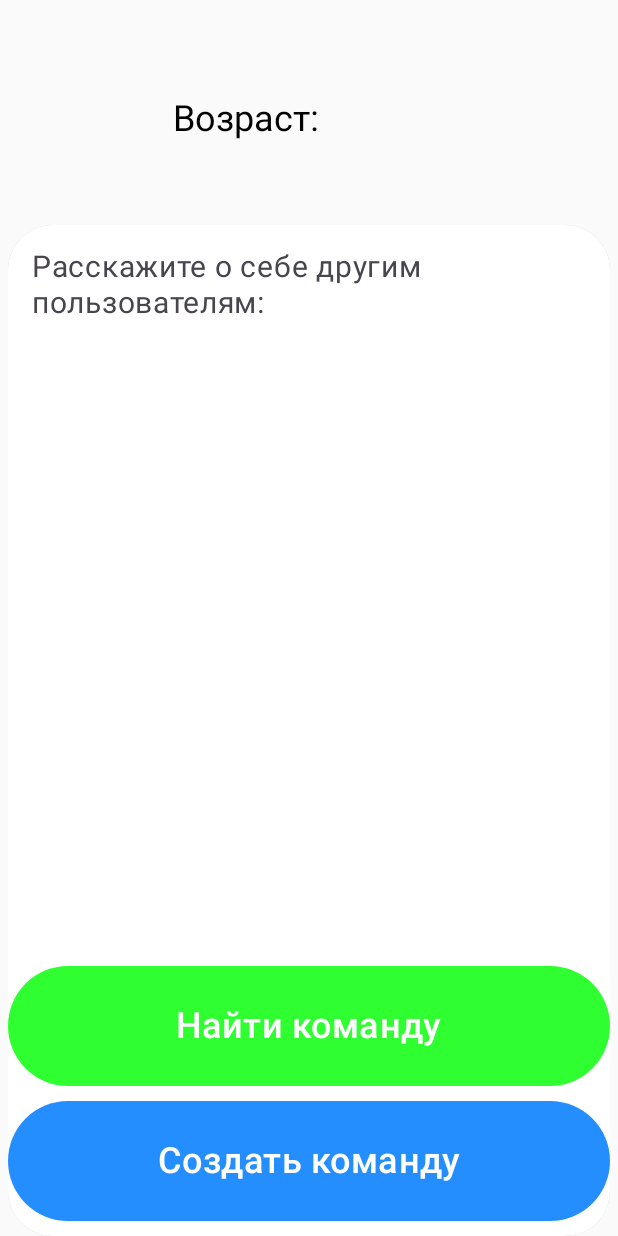
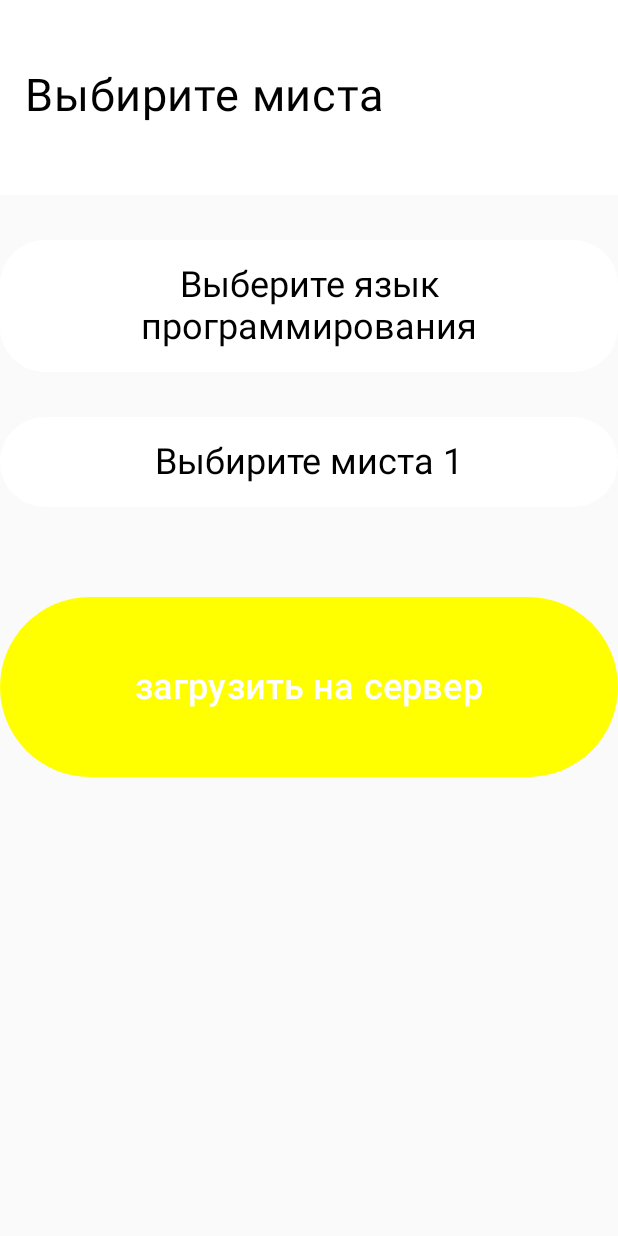
Before and after one commit to ILYAPROKOFEV101/Code-with-Friends, an Android app built with Jetpack Compose: the screen it shows after launch once a user with an empty profile is signed in (Main_menu before the commit, CreativyRoom after it), after a tap on "Создать команду", on a phone screen of 412 x 824 dp. Run offline under Robolectric (Android 15) with nearby library versions, the phone set to English and light mode, and no system bars; our stand-ins replace Firebase (no records; nobody signed in at launch, a user with empty details on screens opened directly); pictures from the network do not load.

Commit message:
пофиксил

```diff
--- a/app/build.gradle
+++ b/app/build.gradle
@@ -61,12 +61,14 @@ dependencies {
     implementation 'androidx.compose.ui:ui-tooling-preview'
     implementation 'androidx.compose.material3:material3'
     implementation platform('androidx.compose:compose-bom:2022.10.00')
+    implementation platform('androidx.compose:compose-bom:2023.03.00')
     testImplementation 'junit:junit:4.13.2'
     androidTestImplementation 'androidx.test.ext:junit:1.1.5'
     androidTestImplementation 'androidx.test.espresso:espresso-core:3.5.1'
     androidTestImplementation platform('androidx.compose:compose-bom:2022.10.00')
     androidTestImplementation 'androidx.compose.ui:ui-test-junit4'
     androidTestImplementation platform('androidx.compose:compose-bom:2022.10.00')
+    androidTestImplementation platform('androidx.compose:compose-bom:2023.03.00')
     debugImplementation 'androidx.compose.ui:ui-tooling'
     debugImplementation 'androidx.compose.ui:ui-test-manifest'
 
--- /dev/null
+++ b/app/src/main/java/com/example/codewithfriends/Activity/theme/CreativyRoom.kt
@@ -0,0 +1,360 @@
+package com.example.codewithfriends.Activity.theme
+
+import android.net.Uri
+import android.os.Bundle
+import androidx.activity.ComponentActivity
+import androidx.activity.compose.setContent
+import androidx.compose.foundation.background
+import androidx.compose.foundation.clickable
+import androidx.compose.foundation.layout.Box
+import androidx.compose.foundation.layout.Column
+import androidx.compose.foundation.layout.Spacer
+import androidx.compose.foundation.layout.fillMaxWidth
+import androidx.compose.foundation.layout.height
+import androidx.compose.foundation.layout.padding
+import androidx.compose.foundation.shape.RoundedCornerShape
+import androidx.compose.foundation.text.KeyboardActions
+import androidx.compose.foundation.text.KeyboardOptions
+import androidx.compose.material.DropdownMenuItem
+import androidx.compose.material3.Button
+import androidx.compose.material3.ButtonDefaults
+import androidx.compose.material3.DropdownMenu
+import androidx.compose.material3.ExperimentalMaterial3Api
+import androidx.compose.material3.Text
+import androidx.compose.material3.TextField
+import androidx.compose.material3.TextFieldDefaults
+import androidx.compose.runtime.Composable
+import androidx.compose.runtime.getValue
+import androidx.compose.runtime.mutableStateOf
+import androidx.compose.runtime.remember
+import androidx.compose.runtime.rememberCoroutineScope
+import androidx.compose.runtime.setValue
+import androidx.compose.ui.Alignment
+import androidx.compose.ui.ExperimentalComposeUiApi
+import androidx.compose.ui.Modifier
+import androidx.compose.ui.draw.clip
+import androidx.compose.ui.graphics.Color
+import androidx.compose.ui.platform.LocalSoftwareKeyboardController
+import androidx.compose.ui.res.stringResource
+import androidx.compose.ui.text.TextStyle
+import androidx.compose.ui.text.input.ImeAction
+import androidx.compose.ui.text.input.KeyboardType
+import androidx.compose.ui.text.style.TextAlign
+import androidx.compose.ui.unit.dp
+import androidx.compose.ui.unit.sp
+import com.example.codewithfriends.R
+import kotlinx.coroutines.launch
+import java.net.URL
+import java.io.BufferedReader
+import java.io.DataOutputStream
+import java.io.InputStreamReader
+
+import kotlinx.coroutines.Dispatchers
+import kotlinx.coroutines.withContext
+import okhttp3.MediaType.Companion.toMediaType
+import okhttp3.OkHttpClient
+import okhttp3.Request
+import okhttp3.RequestBody.Companion.toRequestBody
+import java.io.IOException
+
+class CreativyRoom : ComponentActivity() {
+
+    var text by mutableStateOf("")
+
+    val languages = listOf(
+        "android development",
+        "ios development",
+        "Web development",
+        "Game development",
+        "C++ Software",
+        "Machine learning "
+    )
+    var selectedLanguage = ""
+
+    val places = (2..5).toList()
+
+    var selectedPlace = 1
+    val selectedNumber = 1
+
+
+    data class UserData(
+        val selectedLanguage: String,
+        val places: List<Int>,
+        val text: String,
+        val uniqueId: String
+    )
+
+
+    override fun onCreate(savedInstanceState: Bundle?) {
+        super.onCreate(savedInstanceState)
+        setContent {
+
+            Column {
+
+                Creator()
+
+                Spacer(modifier = Modifier.height(30.dp))
+
+                LanguagePicker()
+
+                Spacer(modifier = Modifier.height(30.dp))
+
+                PlaceInRoomPicker()
+
+                Spacer(modifier = Modifier.height(60.dp))
+
+                WriteDb()
+            }
+
+        }
+
+    }
+
+    @OptIn(ExperimentalComposeUiApi::class, ExperimentalMaterial3Api::class)
+    @Composable
+    fun Creator() {
+        val keyboardController = LocalSoftwareKeyboardController.current
+        var textSize by remember { mutableStateOf(24.sp) } // Состояние для хранения размера текста
+        var show by remember {
+            mutableStateOf(false) }
+
+        var  name by remember {
+            mutableStateOf("")
+        }
+
+
+
+        Box(
+            Modifier
+                .fillMaxWidth()
+                .height(130.dp)
+                .background(Color.White)
+                .padding(top = 30.dp)
+
+        ) {
+
+            TextField(
+
+
+                value = text, // Текущее значение текста в поле
+                onValueChange = {
+                    text = it
+                }, // Обработчик изменения текста, обновляющий переменную "text"
+                textStyle = TextStyle(fontSize = textSize),
+
+
+                colors = TextFieldDefaults.textFieldColors(
+                    focusedIndicatorColor = Color.White, // Цвет индикатора при фокусе на поле (прозрачный - отключает индикатор)
+                    unfocusedIndicatorColor = Color.White, // Цвет индикатора при потере фокуса на поле (прозрачный - отключает индикатор)
+                    disabledIndicatorColor = Color.White, // Цвет индикатора, когда поле неактивно (прозрачный - отключает индикатор)
+                    containerColor = Color.White
+                ),
+
+                label = { // Метка, которая отображается над полем ввода
+
+                    Text(
+                        text = if (!show) stringResource(id = R.string.Nameofroom) else "",
+                        fontSize = 30.sp,
+                        color = Color.Black,
+                        textAlign = TextAlign.Center
+                    )
+
+                },
+
+                keyboardOptions = KeyboardOptions(
+                    imeAction = ImeAction.Done, // Действие на кнопке "Готово" на клавиатуре (закрытие клавиатуры)
+                    keyboardType = KeyboardType.Text // Тип клавиатуры (обычный текст)
+                ),
+
+                keyboardActions = KeyboardActions(
+                    onDone = {
+                        keyboardController?.hide() // Обработчик действия при нажатии на кнопку "Готово" на клавиатуре (скрыть клавиатуру)
+
+                        if (text != "") {
+                            show = !show
+                        }
+
+                    }
+                ),
+            )
+
+        }
+
+
+
+    }
+
+    @Composable
+    fun LanguagePicker() {
+        var expanded by remember { mutableStateOf(false) }
+
+
+
+
+        Box(
+            modifier = Modifier
+                .fillMaxWidth()
+                .clip(RoundedCornerShape(30.dp))
+                .padding()
+                .background(Color.White)
+                .padding(16.dp)
+                .clickable { expanded = true }
+        ) {
+            if (selectedLanguage.isEmpty()) {
+                Text(
+                    text = "Выберите язык программирования",
+                    fontSize = 24.sp,
+                    textAlign = TextAlign.Center, // Здесь задаем выравнивание по центру
+                    color = Color.Black
+                )
+            } else {
+                Text(
+                    text = selectedLanguage,
+                    fontSize = 24.sp,
+                    textAlign = TextAlign.Center, // Здесь задаем выравнивание по центру
+                    color = Color.Black, modifier = Modifier.align(Alignment.Center)
+                )
+            }
+            DropdownMenu(
+                expanded = expanded,
+                onDismissRequest = { expanded = false }, modifier = Modifier
+                    .align(Alignment.Center)
+                    .background(Color.White)
+            ) {
+                languages.forEach { language ->
+                    DropdownMenuItem(onClick = {
+                        selectedLanguage = language
+                        expanded = false
+                    }) {
+                        Text(
+                            text = language,
+                            fontSize = 24.sp,
+                            textAlign = TextAlign.Center,
+                            modifier = Modifier.padding(8.dp)
+                        )
+                    }
+                }
+            }
+        }
+    }
+
+    @Composable
+    fun PlaceInRoomPicker() {
+
+        var expanded by remember { mutableStateOf(false) }
+
+
+
+
+
+        Box(
+            modifier = Modifier
+                .fillMaxWidth()
+                .clip(RoundedCornerShape(30.dp))
+                .padding()
+                .background(Color.White)
+                .padding(16.dp)
+                .clickable { expanded = true }
+        ) {
+            Text(
+                text = if(selectedPlace < 2)stringResource(id = R.string.placeinroom) + " $selectedPlace" else "$selectedPlace",
+                fontSize = 24.sp,
+                textAlign = TextAlign.Center,
+                color = Color.Black, modifier = Modifier.align(Alignment.Center)
+            )
+            DropdownMenu(
+                expanded = expanded,
+                onDismissRequest = { expanded = false },
+                modifier = Modifier
+                    .align(Alignment.Center)
+                    .background(Color.White)
+            ) {
+                places.forEach { place ->
+                    DropdownMenuItem(onClick = {
+                        selectedPlace = place
+                        selectedPlace = place
+                        expanded = false
+                        val selectedNumber = selectedPlace.toString()
+                    }) {
+                        Text(
+                            text = place.toString(),
+                            fontSize = 24.sp,
+                            modifier = Modifier.padding(8.dp)
+                        )
+                    }
+                }
+            }
+        }
+    }
+
+
+    fun generateUniqueId(): String {
+        val characters = ('a'..'z') + ('A'..'Z') + ('0'..'9')
+        return List(10) { characters.random() }.joinToString("")
+    }
+
+    val uniqueId = generateUniqueId()
+
+
+
+    private fun pushData() {
+        val baseUrl = "https://getpost-ilya1.up.railway.app/user"
+        val uriBuilder = Uri.parse(baseUrl).buildUpon()
+            .appendQueryParameter("id", uniqueId)
+            .appendQueryParameter("Lenguage", selectedLanguage)
+            .appendQueryParameter("Placeinroom", selectedPlace.toString()) // Преобразуем число в строку
+            .appendQueryParameter("Roomname", text)
+            .build()
+
+
+        val url = uriBuilder.toString()
+
+        val client = OkHttpClient()
+        val mediaType = "application/x-www-form-urlencoded".toMediaType()
+
+        val requestBody = "".toRequestBody(mediaType)
+
+        val request = Request.Builder()
+            .url(url)
+            .post(requestBody)
+            .build()
+
+        client.newCall(request).enqueue(object : okhttp3.Callback {
+            override fun onResponse(call: okhttp3.Call, response: okhttp3.Response) {
+                if (response.isSuccessful) {
+                    // Обработка успешного ответа сервера
+                }
+            }
+
+            override fun onFailure(call: okhttp3.Call, e: IOException) {
+                e.printStackTrace()
+            }
+        })
+    }
+
+
+
+
+
+    @Composable
+    fun WriteDb(){
+        val coroutineScope = rememberCoroutineScope()
+        Button(onClick = {
+
+            coroutineScope.launch {
+                pushData()
+            }
+
+        },modifier = Modifier
+            .fillMaxWidth()
+            .height(120.dp)
+            .clip(RoundedCornerShape(20.dp))
+            ,colors = ButtonDefaults.buttonColors(Color.Yellow),) {
+            Text(text = "загрузить на сервер",fontSize = 24.sp)
+        }
+
+
+
+    }
+
+}
--- a/app/src/main/java/com/example/codewithfriends/ui/theme/Main_menu.kt
+++ b/app/src/main/java/com/example/codewithfriends/ui/theme/Main_menu.kt
@@ -44,6 +44,7 @@ import androidx.compose.ui.text.TextStyle
 import androidx.compose.ui.text.input.ImeAction
 import androidx.compose.ui.text.input.KeyboardType
 import androidx.compose.ui.unit.sp
+import com.example.codewithfriends.Activity.theme.CreativyRoom
 import com.example.codewithfriends.R
 import com.example.codewithfriends.Activity.theme.Roomcreator
 
@@ -216,7 +217,7 @@ class Main_menu : ComponentActivity() {
 
                     Button( colors = ButtonDefaults.buttonColors(joinroom),
                         onClick = {
-                            val intent = Intent(this@Main_menu, Roomcreator::class.java)
+                            val intent = Intent(this@Main_menu, CreativyRoom::class.java)
                             startActivity(intent)
                                   },
                         modifier = Modifier
--- a/app/src/main/res/values/strings.xml
+++ b/app/src/main/res/values/strings.xml
@@ -70,4 +70,5 @@
     <string name="title_activity_tester">Tester</string>
     <string name="title_activity_data_tester">DataActivity_Tester</string>
     <string name="title_activity_write">Write_Activity</string>
+    <string name="title_activity_creativy_room">CreativyRoom</string>
 </resources>
```
Also changed, not shown: app/src/main/AndroidManifest.xml (+8 -3 lines), app/src/main/java/com/example/codewithfriends/Activity/theme/RoomData.kt (+11 -0 lines), app/src/main/java/com/example/codewithfriends/Activity/theme/ui/theme/Color.kt (added, +11 -0 lines), app/src/main/java/com/example/codewithfriends/Activity/theme/ui/theme/Theme.kt (added, +70 -0 lines), app/src/main/java/com/example/codewithfriends/Activity/theme/ui/theme/Type.kt (added, +34 -0 lines).
